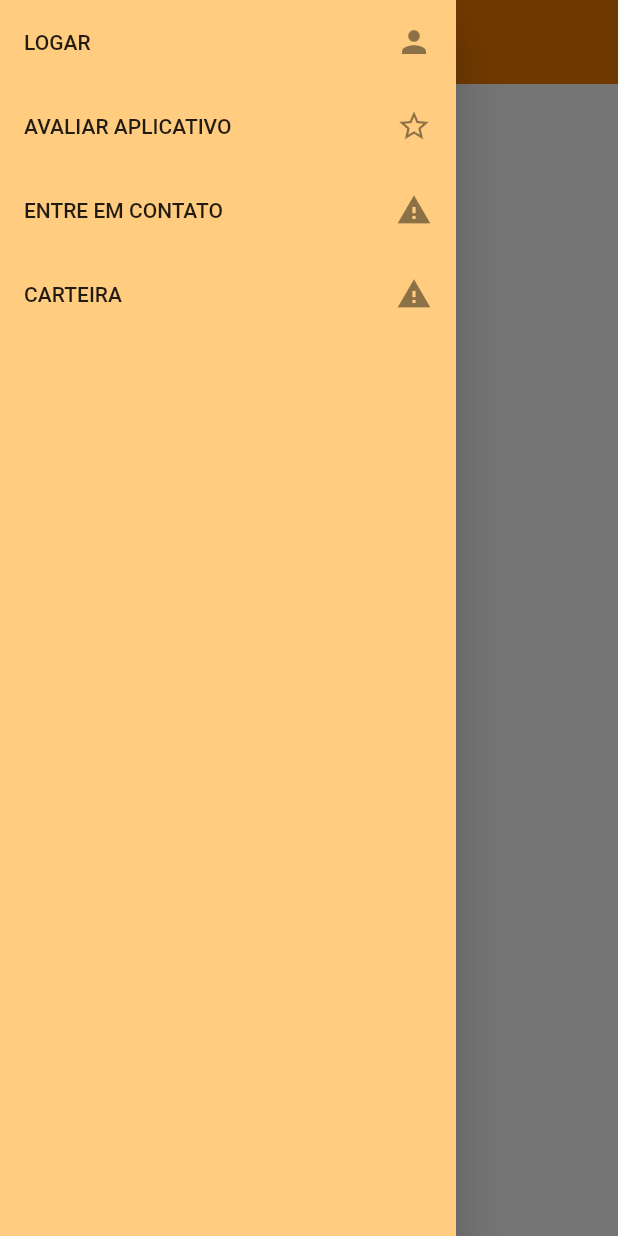
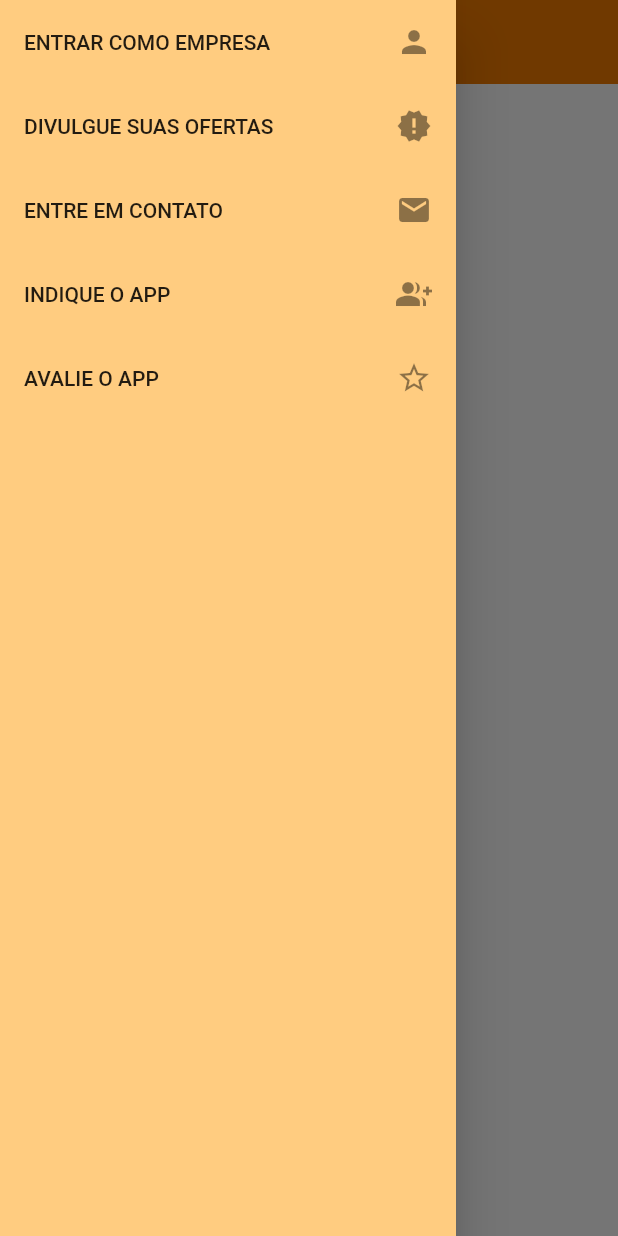
Before and after one commit to matheusplannerer/ofertas, a Flutter app: the screen it shows after launch, with the side drawer open, on a phone screen of 412 x 824 dp. Run offline on Flutter 3.47's test engine with Material 2 defaults, Android fonts, the phone set to English and light mode, and no system bars; our stand-ins replace cloud_firestore, datetime_picker_formfield, dio, firebase_auth, firebase_storage, gradient_app_bar and 2 more; missing offline and left inert: flutter_webview_plugin, load; accounts and stored records are empty; Roboto replaces fonts that are missing (Pacifico).

Commit message:
Drawer semi completo
/fiz as alterações que o silver pediu, faltam as funcionalidades de indicar um app e avaliar o app

```diff
--- a/lib/Dashboard.dart
+++ b/lib/Dashboard.dart
@@ -4,6 +4,7 @@ import 'package:flutter/material.dart';
 import 'package:load/load.dart';
 import 'package:ofertas/carteira_usuario.dart';
 import 'package:ofertas/crop.dart';
+import 'package:ofertas/entreemcontato.dart';
 import 'package:ofertas/feed_item.dart';
 import 'package:ofertas/models/classes_usuarios.dart';
 import 'package:ofertas/models/produtos.dart';
@@ -22,6 +23,8 @@ import 'package:firebase_auth/firebase_auth.dart';
 import 'package:provider/provider.dart';
 import './shared/colors.dart';
 import './shared/styles.dart';
+import 'package:ofertas/CA001.dart';
+import 'entreemcontato.dart';
 
 const Color bgColor = Color(0xffF4F7FA);
 //  const Color primaryColor = Colors.green;
@@ -69,7 +72,7 @@ class _DashboardState extends State<Dashboard> {
             children: <Widget>[
               if (global.fbUser == null)
                 ListTile(
-                  title: Text('LOGAR'),
+                  title: Text('ENTRAR COMO EMPRESA'),
                   trailing: Icon(Icons.person),
                   onTap: () {
                     Navigator.push(context,
@@ -77,9 +80,12 @@ class _DashboardState extends State<Dashboard> {
                   },
                 ),
               ListTile(
-                title: Text('AVALIAR APLICATIVO'),
-                trailing: Icon(Icons.star_border),
-                onTap: () async {
+                title: Text('DIVULGUE SUAS OFERTAS'),
+                trailing: Icon(Icons.new_releases),
+                onTap: ()  {
+                   Navigator.push(context,
+                        MaterialPageRoute(builder: (context) => CA001()));
+
                   //87e913731652b3a AT
                   // dynamic data = {
                   //   "access_token": "87e913731652b3a",
@@ -103,20 +109,24 @@ class _DashboardState extends State<Dashboard> {
                 },
               ),
               ListTile(
-                trailing: Icon(Icons.report_problem),
+                trailing: Icon(Icons.email),
                 title: Text("ENTRE EM CONTATO"),
+                 onTap: () {
+                    Navigator.push(context,
+                      MaterialPageRoute(builder: (context) => EntreEmContato()));
+                },
+              ),
+              ListTile(
+                trailing: Icon(Icons.group_add),
+                title: Text("INDIQUE O APP"),
                 // onTap: () {
-                // Navigator.push(context,
-                // MaterialPageRoute(builder: (context) => CA001()));
+                //   Navigator.push(context,
+                //       MaterialPageRoute(builder: (context) => Carteira()));
                 // },
               ),
               ListTile(
-                trailing: Icon(Icons.report_problem),
-                title: Text("CARTEIRA"),
-                onTap: () {
-                  Navigator.push(context,
-                      MaterialPageRoute(builder: (context) => Carteira()));
-                },
+                trailing: Icon(Icons.star_border),
+                title: Text('AVALIE O APP'),
               ),
               if (global.fbUser != null)
                 ListTile(
--- a/lib/main.dart
+++ b/lib/main.dart
@@ -5,7 +5,7 @@ import 'package:load/load.dart';
 import 'package:ofertas/global/global.dart';
 import 'package:ofertas/teste_page.dart';
 import 'package:provider/provider.dart';
-import 'teste.dart';
+
 // import 'package:firebase_storage/firebase_storage.dart';
 // import 'package:image_picker/image_picker.dart';
 
```
Also changed, not shown: lib/entreemcontato.dart (added, +32 -0 lines).
